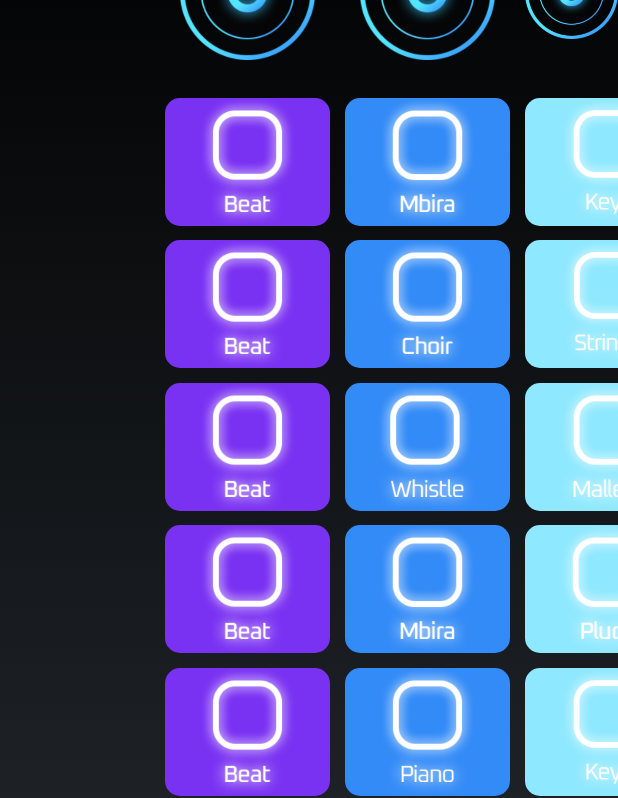
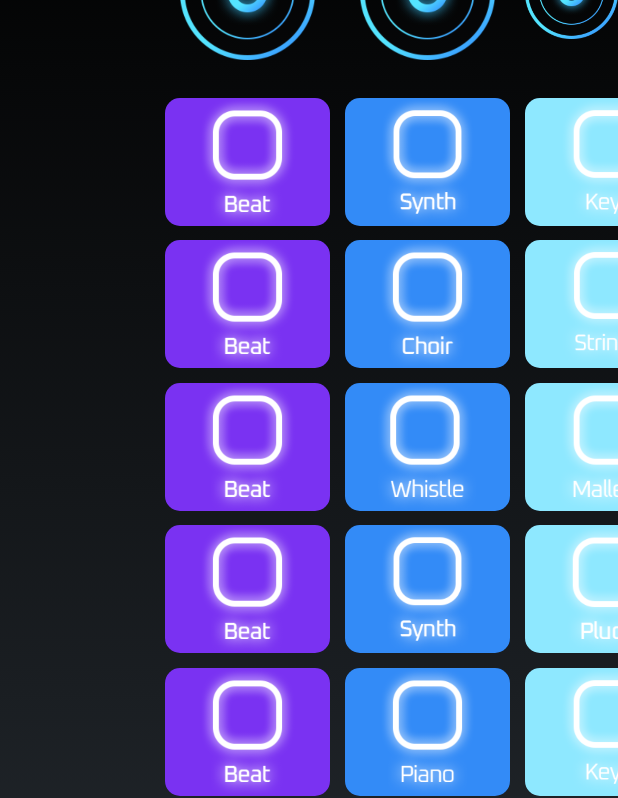
Before and after one commit to ccomangi2/Doomchit-Doomchit, an Android app: the layout activity_beatmaking.xml on its own in the app's theme, with its tools: preview values and no code run, on a phone screen of 412 x 824 dp. Shown: the part 135-933 px from the top of the screen. Run offline under Robolectric (Android 15) with nearby library versions, the phone set to English and light mode, and no system bars; plain views replace ShadowLayout.

Commit message:
레이아웃 수정

```diff
--- a/DoomchitDoomchit/app/src/main/res/layout/activity_beatmaking.xml
+++ b/DoomchitDoomchit/app/src/main/res/layout/activity_beatmaking.xml
@@ -371,7 +371,7 @@
                 android:layout_marginBottom="10dp"
                 android:background="@drawable/button_two_click"
                 android:scaleType="fitCenter"
-                android:src="@drawable/mbira"/>
+                android:src="@drawable/synth"/>
 
             <ImageButton
                 android:id="@+id/two2_on"
@@ -404,7 +404,7 @@
                 android:layout_marginBottom="10dp"
                 android:background="@drawable/button_two_click"
                 android:scaleType="fitCenter"
-                android:src="@drawable/mbira"/>
+                android:src="@drawable/synth"/>
 
             <ImageButton
                 android:id="@+id/two5_on"
```
